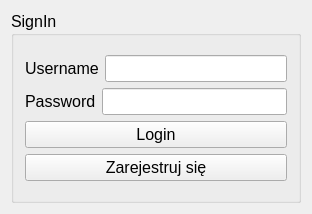
Before: the Qt Designer form project_managment/project_managment/LoginWindow.ui in Sleyn2/IO_projectmanagement, drawn with Qt 5.
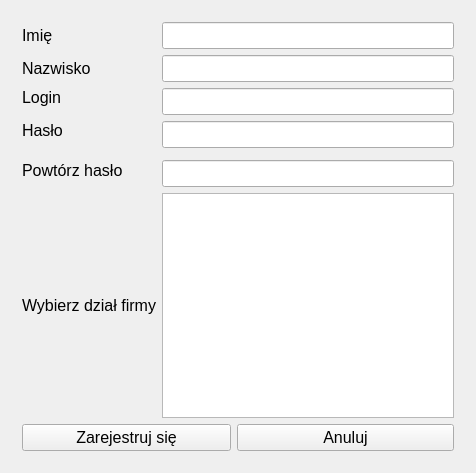
After: the same form once the commit is applied.

What changed in the file:
```diff
--- a/project_managment/project_managment/LoginWindow.ui
+++ b/project_managment/project_managment/LoginWindow.ui
@@ -6,8 +6,8 @@
    <rect>
     <x>0</x>
     <y>0</y>
-    <width>312</width>
-    <height>214</height>
+    <width>476</width>
+    <height>473</height>
    </rect>
   </property>
   <property name="font">
@@ -21,6 +21,13 @@
   </property>
   <layout class="QGridLayout" name="gridLayout">
    <item row="0" column="0">
+    <widget class="QStackedWidget" name="stackedWidget">
+     <property name="currentIndex">
+      <number>1</number>
+     </property>
+     <widget class="QWidget" name="Loginpage">
+      <layout class="QGridLayout" name="gridLayout_3">
+       <item row="0" column="0">
     <widget class="QGroupBox" name="groupBox">
      <property name="title">
       <string>SignIn</string>
@@ -33,7 +40,7 @@
           <item>
            <widget class="QLabel" name="label">
             <property name="text">
-             <string>Username</string>
+                 <string>Login</string>
             </property>
            </widget>
           </item>
@@ -47,7 +54,7 @@
           <item>
            <widget class="QLabel" name="label_2">
             <property name="text">
-             <string>Password</string>
+                 <string>Hasło</string>
             </property>
            </widget>
           </item>
@@ -59,7 +66,7 @@
         <item>
          <widget class="QPushButton" name="pushButton_login">
           <property name="text">
-           <string>Login</string>
+               <string>Zaloguj się</string>
           </property>
          </widget>
         </item>
@@ -73,6 +80,88 @@
        </layout>
       </item>
      </layout>
+        </widget>
+       </item>
+      </layout>
+     </widget>
+     <widget class="QWidget" name="Registerpage">
+      <layout class="QGridLayout" name="gridLayout_4">
+       <item row="0" column="0">
+        <widget class="QLabel" name="label_3">
+         <property name="text">
+          <string>Imię</string>
+         </property>
+        </widget>
+       </item>
+       <item row="0" column="1" colspan="4">
+        <widget class="QLineEdit" name="lineEdit_username_2"/>
+       </item>
+       <item row="1" column="0">
+        <widget class="QLabel" name="label_4">
+         <property name="text">
+          <string>Nazwisko</string>
+         </property>
+        </widget>
+       </item>
+       <item row="1" column="1" colspan="4">
+        <widget class="QLineEdit" name="lineEdit_username_3"/>
+       </item>
+       <item row="2" column="0">
+        <widget class="QLabel" name="label_5">
+         <property name="text">
+          <string>Login</string>
+         </property>
+        </widget>
+       </item>
+       <item row="2" column="1" rowspan="2" colspan="4">
+        <widget class="QLineEdit" name="lineEdit_username_4"/>
+       </item>
+       <item row="3" column="0" rowspan="2">
+        <widget class="QLabel" name="label_6">
+         <property name="text">
+          <string>Hasło</string>
+         </property>
+        </widget>
+       </item>
+       <item row="4" column="1" colspan="4">
+        <widget class="QLineEdit" name="lineEdit_username_5"/>
+       </item>
+       <item row="7" column="0">
+        <widget class="QLabel" name="label_8">
+         <property name="text">
+          <string>Wybierz dział firmy</string>
+         </property>
+        </widget>
+       </item>
+       <item row="7" column="1" colspan="4">
+        <widget class="QListWidget" name="listWidget"/>
+       </item>
+       <item row="5" column="0" rowspan="2">
+        <widget class="QLabel" name="label_7">
+         <property name="text">
+          <string>Powtórz hasło</string>
+         </property>
+        </widget>
+       </item>
+       <item row="6" column="1" colspan="4">
+        <widget class="QLineEdit" name="lineEdit_username_6"/>
+       </item>
+       <item row="8" column="0" colspan="2">
+        <widget class="QPushButton" name="pushButton">
+         <property name="text">
+          <string>Zarejestruj się</string>
+         </property>
+        </widget>
+       </item>
+       <item row="8" column="2" colspan="3">
+        <widget class="QPushButton" name="pushButton_2">
+         <property name="text">
+          <string>Anuluj</string>
+         </property>
+        </widget>
+       </item>
+      </layout>
+     </widget>
     </widget>
    </item>
   </layout>
```
Lines whose indentation alone changed are shown as unchanged.
